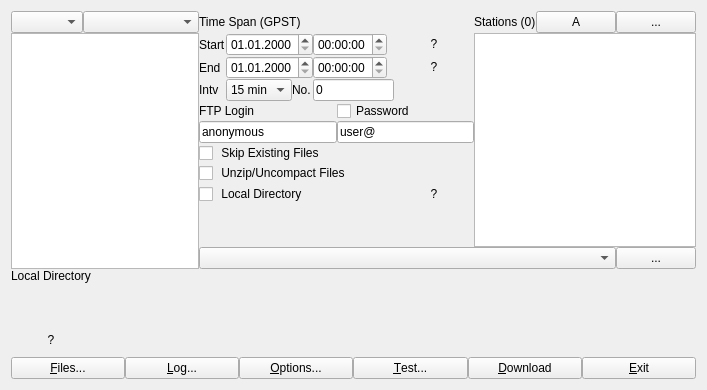
tomojitakasu/RTKLIB, file app/rtkget_qt/getmain.ui: the form before one commit.
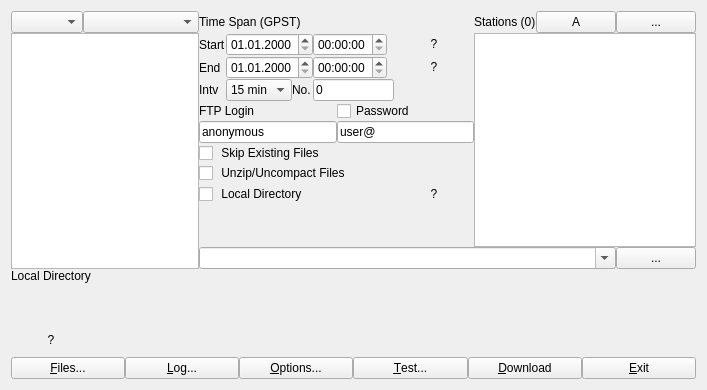
The form after the commit. Icons and pictures are not drawn.

Patch:
```diff
--- a/app/rtkget_qt/getmain.ui
+++ b/app/rtkget_qt/getmain.ui
@@ -533,6 +533,9 @@
         <property name="toolTip">
          <string/>
         </property>
+        <property name="editable">
+         <bool>true</bool>
+        </property>
        </widget>
       </item>
       <item row="1" column="7" rowspan="8" colspan="3">
```
Left out of the diff: 6 changed lines with no effect on the pictures.
